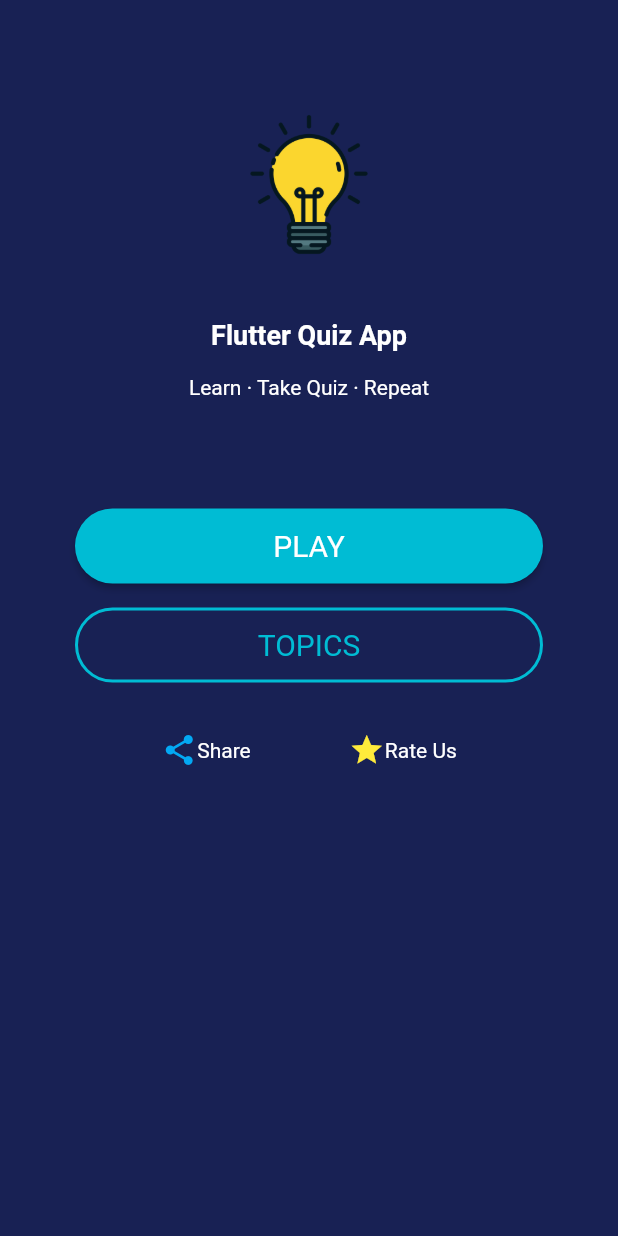
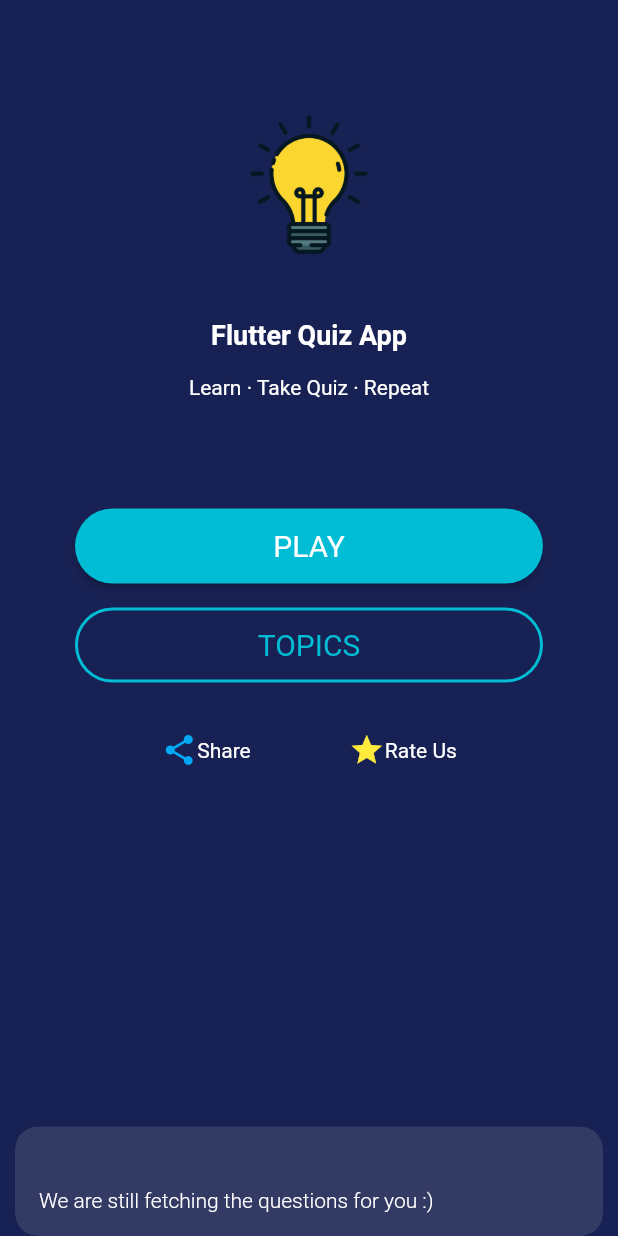
Before and after one commit to gifhary/member-id-test, a Flutter app: the screen it shows after launch, after a tap on "PLAY", on a phone screen of 412 x 824 dp. Run offline on Flutter 3.47's test engine with Material 2 defaults, Android fonts, the phone set to English and light mode, and no system bars; our stand-ins replace cloud_firestore, firebase_core, fluttertoast, get, share_plus; missing offline and left inert: collapsible; accounts and stored records are empty.

```diff
--- a/lib/module/home/controller/home_controller.dart
+++ b/lib/module/home/controller/home_controller.dart
@@ -1,4 +1,5 @@
 import 'dart:io';
+import 'dart:math';
 
 import 'package:flutter/material.dart';
 import 'package:fluttertoast/fluttertoast.dart';
@@ -37,6 +38,21 @@ class HomeController extends GetxController with HomeRepo {
     Share.share('Hey, check out this fun quiz app $appUrl');
   }
 
+  onPlayTap() {
+    if (topics.isEmpty) {
+      Get.snackbar('', 'We are still fetching the questions for you :)',
+          snackPosition: SnackPosition.BOTTOM,
+          showProgressIndicator: true,
+          progressIndicatorValueColor:
+              const AlwaysStoppedAnimation<Color>(Colors.cyan));
+      return;
+    }
+    final random = Random();
+    TopicModel randomTopic = topics[random.nextInt(topics.length - 0)];
+
+    Get.toNamed(RouteConstant.quiz, arguments: randomTopic.id);
+  }
+
   onTopicTap() {
     if (topics.isEmpty) {
       Get.snackbar('', 'We are still fetching your topic selection :)',
--- a/lib/module/home/screen/home_screen.dart
+++ b/lib/module/home/screen/home_screen.dart
@@ -40,7 +40,7 @@ class HomeScreen extends StatelessWidget {
                   SizedBox(
                     width: double.maxFinite,
                     child: ElevatedButton(
-                      onPressed: () {},
+                      onPressed: controller.onPlayTap,
                       child: const Text('PLAY'),
                     ),
                   ),
```
Also changed, not shown: lib/module/topics/screen/topics_screen.dart (+3 -4 lines).
